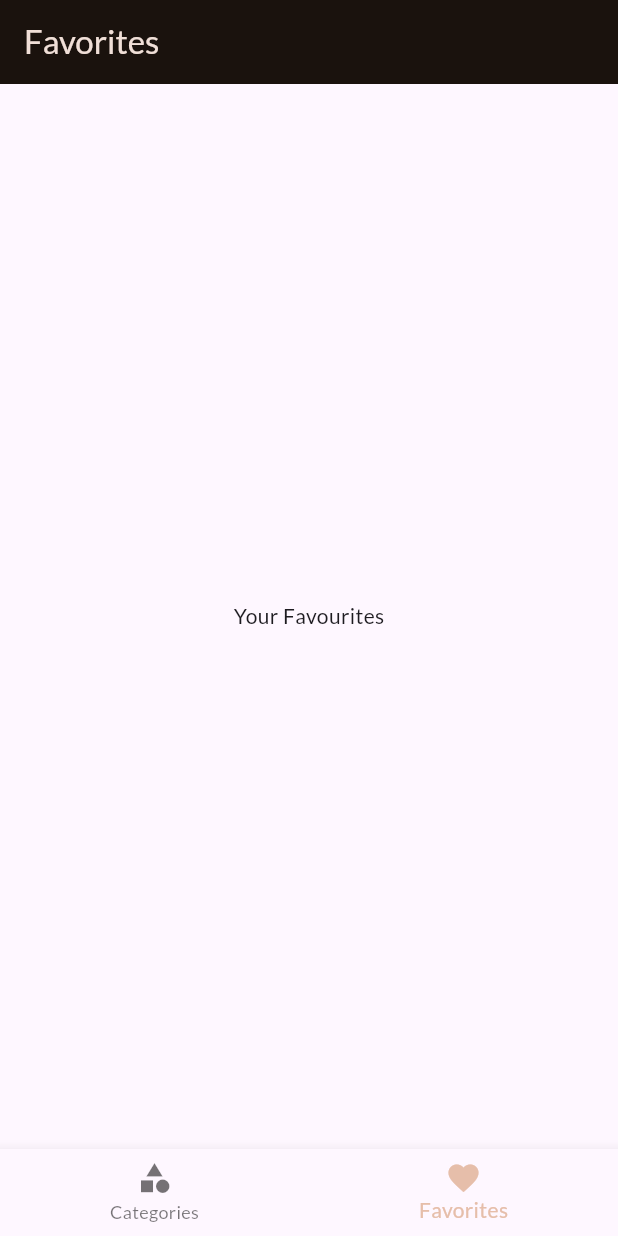
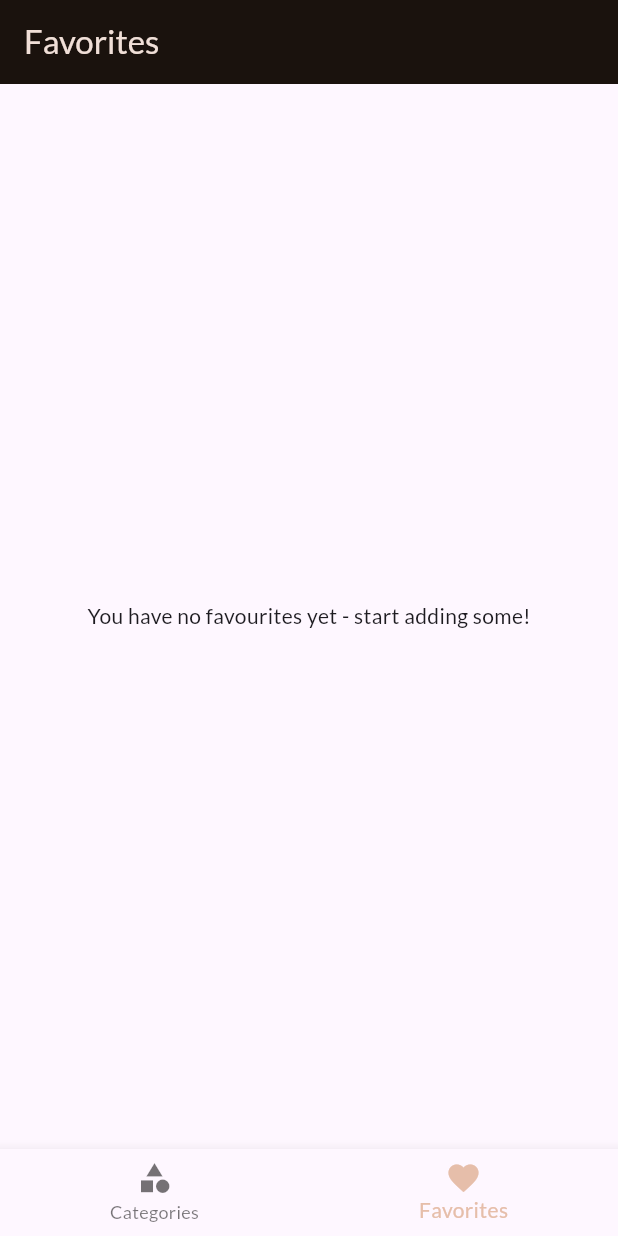
Before and after one commit to AZenhom/flutter_playground, a Flutter app: the screen it shows after launch, item 2 of the bottom bar chosen, on a phone screen of 412 x 824 dp. Run offline on Flutter 3.47's test engine with Material 3 defaults, Android fonts, the phone set to English and light mode, and no system bars; our stand-ins replace flutter_riverpod, google_fonts, transparent_image.

Commit message:
Partially implemented favourites logic using provider

```diff
--- a/lib/meal_app/presentation/meals_list.dart
+++ b/lib/meal_app/presentation/category_meals_list.dart
@@ -4,9 +4,9 @@ import 'package:flutter_playground/meal_app/presentation/meal_item.dart';
 import 'package:flutter_playground/meal_app/providers/meals_provider.dart';
 import 'package:flutter_riverpod/flutter_riverpod.dart';
 
-class MealsList extends ConsumerWidget {
+class CategoryMealsList extends ConsumerWidget {
   final MealCategory category;
-  const MealsList({super.key, required this.category});
+  const CategoryMealsList({super.key, required this.category});
 
   @override
   Widget build(BuildContext context, WidgetRef ref) {
--- a/lib/meal_app/presentation/favourites_screen.dart
+++ b/lib/meal_app/presentation/favourites_screen.dart
@@ -1,4 +1,6 @@
 import 'package:flutter/material.dart';
+import 'package:flutter_playground/meal_app/presentation/meal_item.dart';
+import 'package:flutter_playground/meal_app/providers/favourites_provider.dart';
 import 'package:flutter_riverpod/flutter_riverpod.dart';
 
 class FavouritesScreen extends ConsumerWidget {
@@ -6,10 +8,20 @@ class FavouritesScreen extends ConsumerWidget {
 
   @override
   Widget build(BuildContext context, WidgetRef ref) {
-    return Container(
-      child: Center(
-        child: Text('Your Favourites'),
-      ),
-    );
+    final favourites = ref.watch(favouritesProvider);
+    if (favourites.isEmpty)
+      return const Center(
+        child: Text('You have no favourites yet - start adding some!'),
+      );
+    else
+      return ListView.builder(
+        itemCount: favourites.length,
+        itemBuilder: (context, index) {
+          return MealItem(
+            key: ValueKey(favourites[index].id),
+            meal: favourites[index],
+          );
+        },
+      );
   }
 }
--- a/lib/meal_app/presentation/meals_screen.dart
+++ b/lib/meal_app/presentation/meals_screen.dart
@@ -1,6 +1,6 @@
 import 'package:flutter/material.dart';
 import 'package:flutter_playground/meal_app/model/meal_category.dart';
-import 'package:flutter_playground/meal_app/presentation/meals_list.dart';
+import 'package:flutter_playground/meal_app/presentation/category_meals_list.dart';
 
 class MealsScreen extends StatelessWidget {
   final MealCategory category;
@@ -10,7 +10,7 @@ class MealsScreen extends StatelessWidget {
   Widget build(BuildContext context) {
     return Scaffold(
       appBar: AppBar(title: Text(category.title)),
-      body: MealsList(category: category),
+      body: CategoryMealsList(category: category),
     );
   }
 }
```
Also changed, not shown: lib/meal_app/presentation/meal_item.dart (+9 -2 lines).
